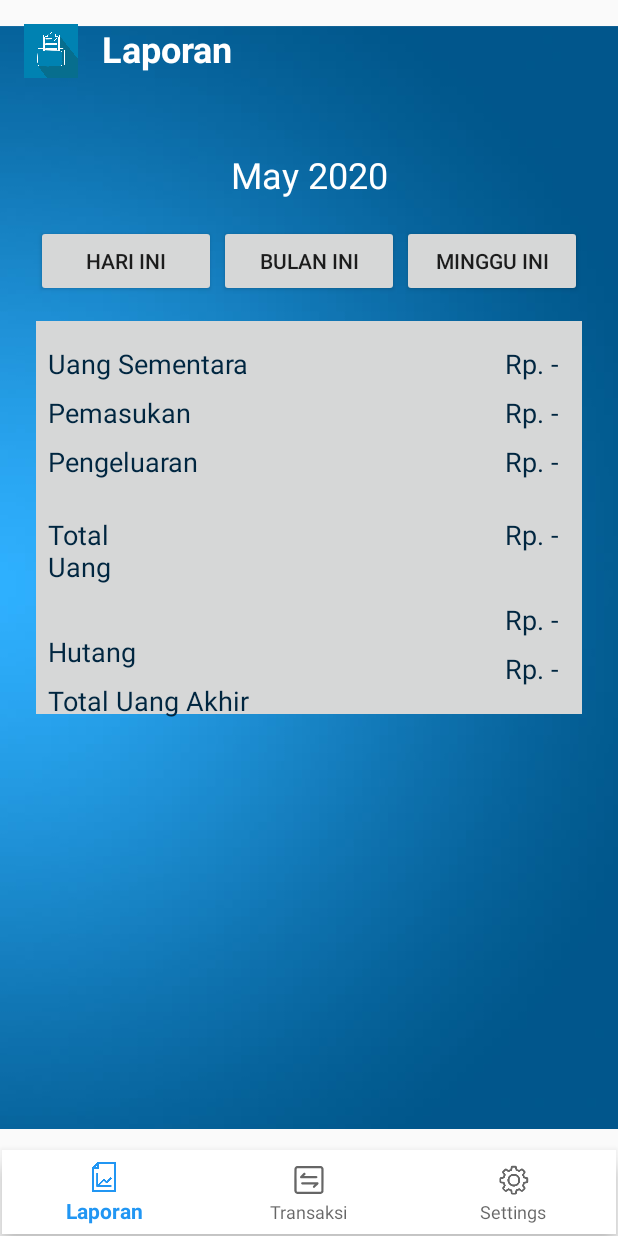
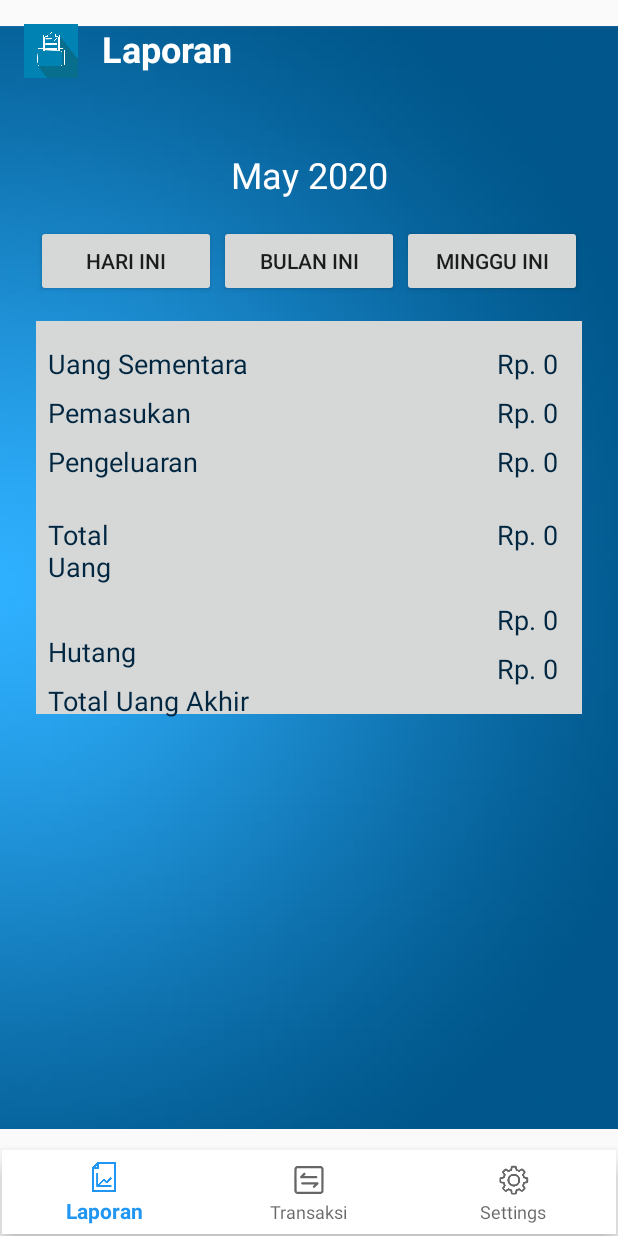
Before and after one commit to Likokas/Dompetku, an Android app: the screen it shows after launch (MainActivity), on a phone screen of 412 x 824 dp. Run offline under Robolectric (Android 15) with nearby library versions, the phone set to English and light mode, and no system bars.

Commit message:
laporan fragment progress

```diff
--- a/app/src/main/java/com/uc/dompetku/activities/RowLayoutAdapter.java
+++ b/app/src/main/java/com/uc/dompetku/activities/RowLayoutAdapter.java
@@ -47,7 +47,8 @@ public class RowLayoutAdapter extends RecyclerView.Adapter<RowLayoutAdapter.Exam
         AdapterUser currentItem = mAdapterList.get(position);
         holder.mTextView1.setText(currentItem.getmTanggal());
         holder.mTextView2.setText(currentItem.getmKategori());
-        holder.mTextView3.setText(currentItem.getmJumlah());
+        holder.mTextView3.setText("-Rp. " + currentItem.getmJumlah());
+
     }
 
     @Override
--- a/app/src/main/java/com/uc/dompetku/fragments/LaporanFragment.java
+++ b/app/src/main/java/com/uc/dompetku/fragments/LaporanFragment.java
@@ -1,6 +1,7 @@
 package com.uc.dompetku.fragments;
 
 import android.os.Bundle;
+import android.provider.ContactsContract;
 import android.view.LayoutInflater;
 import android.view.View;
 import android.view.ViewGroup;
@@ -11,8 +12,12 @@ import androidx.annotation.NonNull;
 import androidx.annotation.Nullable;
 import androidx.fragment.app.Fragment;
 
+import com.uc.dompetku.activities.AdapterUser;
+import com.uc.dompetku.activities.DataActivity;
+import com.uc.dompetku.activities.RowLayoutAdapter;
 
 import com.uc.dompetku.R;
+import com.uc.dompetku.model.DataUser;
 
 
 public class LaporanFragment extends Fragment {
@@ -21,9 +26,13 @@ public class LaporanFragment extends Fragment {
     }
 
     private ProgressBar progressBar;
-    public TextView mTextView1;
-    public TextView mTextView2;
-    public TextView mTextView3;
+    public TextView u_sementara, u_pemasukan, u_pengeluaran, u_total, u_hutang, u_total_akhir;
+    int sementara = 0;
+    int pemasukan = 0;
+    int pengeluaran = 0;
+    int total = 0;
+    int hutang = 0;
+    int totalakhir = 0;
 
     @Override
     public View onCreateView(LayoutInflater inflater, ViewGroup container,
@@ -34,6 +43,56 @@ public class LaporanFragment extends Fragment {
     @Override
     public void onViewCreated(@NonNull View view, @Nullable Bundle savedInstanceState) {
         super.onViewCreated(view, savedInstanceState);
+        u_sementara = view.findViewById(R.id.uang_sementara);
+        u_pemasukan = view.findViewById(R.id.uang_pemasukan);
+        u_pengeluaran = view.findViewById(R.id.uang_pengeluaran);
+        u_total = view.findViewById(R.id.uang_total);
+        u_hutang = view.findViewById(R.id.uang_hutang);
+        u_total_akhir = view.findViewById(R.id.uang_total_akhir);
+        for(int i=0; i<DataUser.userdata.size(); i++){
+            pengeluaran += Integer.parseInt(DataUser.userdata.get(i).getmJumlah());
+//            pemasukan += Integer.parseInt(DataUser.userdata.get(i).getmKategori());
+//            pengeluaran += Integer.parseInt(DataUser.userdata.get(i).getmJumlah());
+        }
+
+        total = uTotal();
+        totalakhir = uTotalAkhir();
+
+        u_sementara.setText(String.valueOf("Rp. " + sementara));
+        u_pengeluaran.setText(String.valueOf("Rp. " + pengeluaran));
+        u_pemasukan.setText(String.valueOf(("Rp. " + pemasukan)));
+        u_total.setText(String.valueOf(("Rp. " + total)));
+        u_hutang.setText(String.valueOf(("Rp. " + hutang)));
+        u_total_akhir.setText(String.valueOf(("Rp. " + totalakhir)));
+
+
+
+    }
+
+    public void uSementara(){
+
+    }
+
+    public void uPemasukan(){
+
+    }
+
+    public void uPengeluaran(){
+
+    }
+
+    public int uTotal(){
+        int hasil = sementara + pemasukan - pengeluaran;
+        return hasil;
+    }
+
+    public void uHutang(){
+
+    }
+
+    public int uTotalAkhir(){
+        int hasil = total - hutang;
+        return hasil;
     }
 
 }
```
Also changed, not shown: app/src/main/java/com/uc/dompetku/activities/DataActivity.java (+3 -4 lines), app/src/main/java/com/uc/dompetku/model/User.java (deleted, +0 -72 lines), app/src/main/res/layout/cardview.xml (+8 -7 lines), app/src/main/res/layout/fragment_data.xml (+44 -33 lines), app/src/main/res/values/strings.xml (+5 -5 lines).
